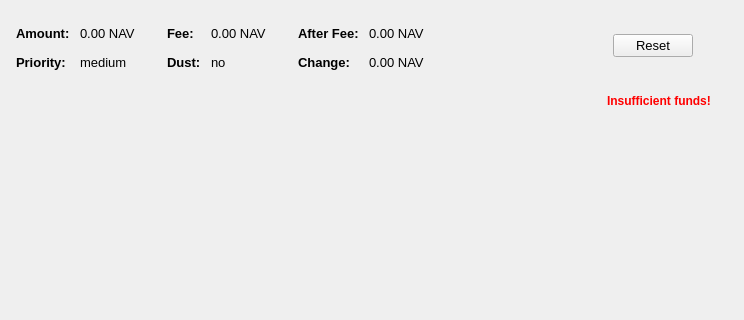
This is src/qt/forms/sendcoinsdialog.ui in Zero-Dynamics/odynstock as Qt 5 draws it before an edit; both pictures show x 113 to 857 and y 0 to 320 of the 857 by 773 pixel window. The edited form follows.
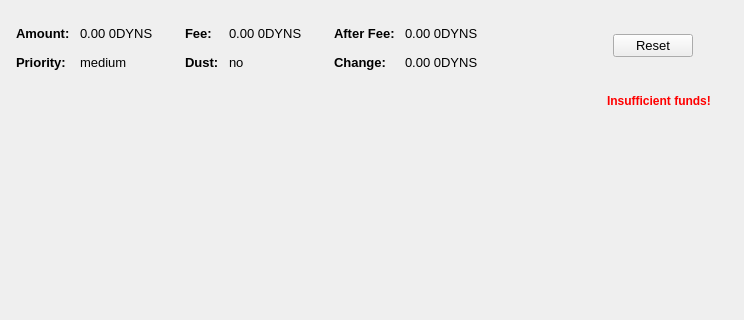
This is the edited form. Icons and pictures are not drawn.

Patch:
```diff
--- a/src/qt/forms/sendcoinsdialog.ui
+++ b/src/qt/forms/sendcoinsdialog.ui
@@ -218,7 +218,7 @@
                  <enum>Qt::ActionsContextMenu</enum>
                 </property>
                 <property name="text">
-                 <string notr="true">0.00 NAV</string>
+                 <string notr="true">0.00 0DYNS</string>
                 </property>
                 <property name="textInteractionFlags">
                  <set>Qt::LinksAccessibleByMouse|Qt::TextSelectableByKeyboard|Qt::TextSelectableByMouse</set>
@@ -300,7 +300,7 @@
                  <enum>Qt::ActionsContextMenu</enum>
                 </property>
                 <property name="text">
-                 <string notr="true">0.00 NAV</string>
+                 <string notr="true">0.00 0DYNS</string>
                 </property>
                 <property name="textInteractionFlags">
                  <set>Qt::LinksAccessibleByMouse|Qt::TextSelectableByKeyboard|Qt::TextSelectableByMouse</set>
@@ -382,7 +382,7 @@
                  <enum>Qt::ActionsContextMenu</enum>
                 </property>
                 <property name="text">
-                 <string notr="true">0.00 NAV</string>
+                 <string notr="true">0.00 0DYNS</string>
                 </property>
                 <property name="textInteractionFlags">
                  <set>Qt::LinksAccessibleByMouse|Qt::TextSelectableByKeyboard|Qt::TextSelectableByMouse</set>
@@ -412,7 +412,7 @@
                  <enum>Qt::ActionsContextMenu</enum>
                 </property>
                 <property name="text">
-                 <string notr="true">0.00 NAV</string>
+                 <string notr="true">0.00 0DYNS</string>
                 </property>
                 <property name="textInteractionFlags">
                  <set>Qt::LinksAccessibleByMouse|Qt::TextSelectableByKeyboard|Qt::TextSelectableByMouse</set>
```
